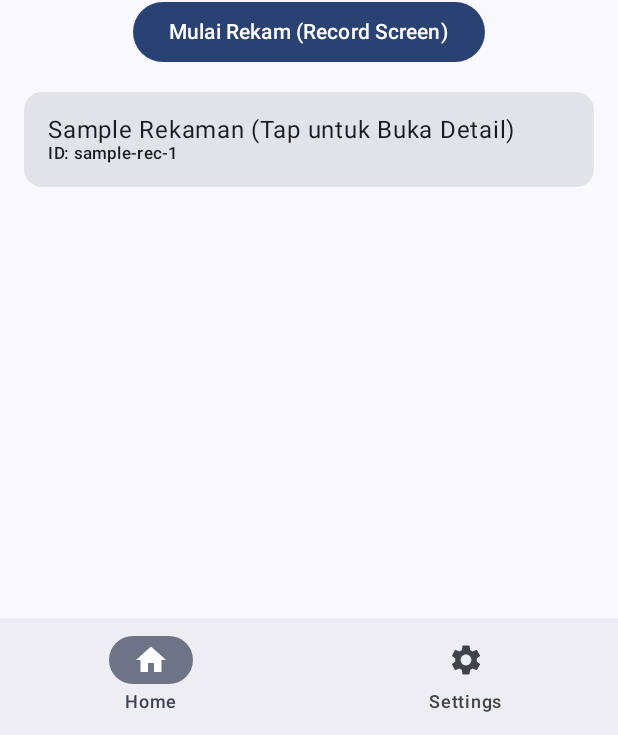
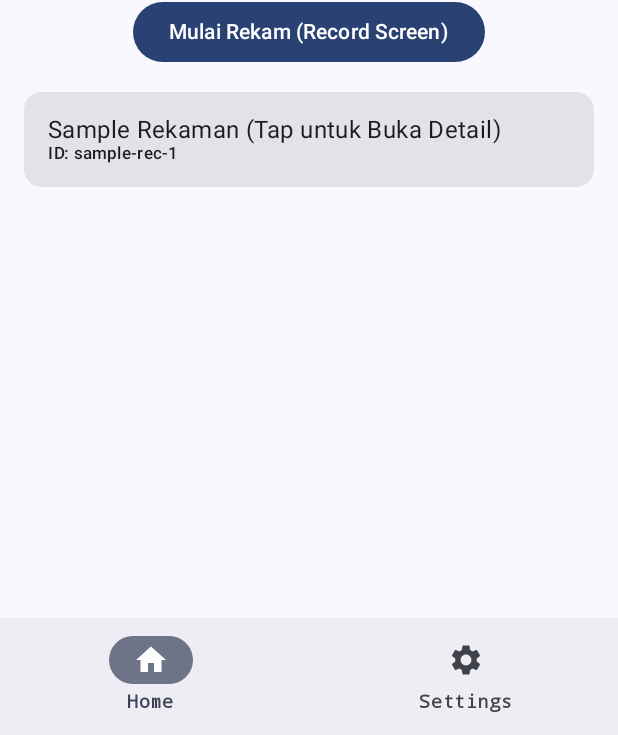
Before and after one commit to xinnxz/catet-ai, an Android app built with Jetpack Compose: the screen it shows after launch (MainActivity), on a phone screen of 412 x 824 dp. Shown: the part 498-1233 px from the top of the screen. Run offline under Robolectric (Android 15) with nearby library versions, the phone set to English and light mode, and no system bars; our stand-ins replace Dagger/Hilt's generated code.

Commit message:
chore: implement WCAG AA design tokens, light/dark themes, typography scale, and 48dp touch targets

```diff
--- a/app/src/main/java/com/catetai/app/presentation/theme/Color.kt
+++ b/app/src/main/java/com/catetai/app/presentation/theme/Color.kt
@@ -2,19 +2,38 @@ package com.catetai.app.presentation.theme
 
 import androidx.compose.ui.graphics.Color
 
-val Purple80 = Color(0xFFD0BCFF)
-val PurpleGrey80 = Color(0xFFCCC2DC)
-val Pink80 = Color(0xFFEFB8C8)
+// ====================================================================
+// Catet AI - Design Tokens (Color Palette)
+// Carefully calibrated for WCAG AA Contrast (>= 4.5:1 for body text)
+// ====================================================================
 
-val Purple40 = Color(0xFF6650a4)
-val PurpleGrey40 = Color(0xFF625b71)
-val Pink40 = Color(0xFF7D5260)
+// Brand Primary (Indigo)
+val IndigoPrimaryLight = Color(0xFF4F46E5)   // Indigo 600
+val IndigoPrimaryDark = Color(0xFF6366F1)    // Indigo 500
+val IndigoContainerLight = Color(0xFFEEF2FF) // Indigo 50
+val IndigoContainerDark = Color(0xFF312E81)  // Indigo 900
 
-// Catet AI Custom Brand Colors
-val PrimaryIndigo = Color(0xFF4F46E5)
-val BackgroundDark = Color(0xFF0F172A)
-val SurfaceDark = Color(0xFF1E293B)
-val TextPrimary = Color(0xFFF8FAFC)
-val TextSecondary = Color(0xFF94A3B8)
-val AccentRed = Color(0xFFEF4444)
-val AccentGreen = Color(0xFF10B981)
+// Background & Surface - Dark Scheme (Slate)
+val BackgroundDark = Color(0xFF0F172A)       // Slate 900
+val SurfaceDark = Color(0xFF1E293B)          // Slate 800
+val SurfaceVariantDark = Color(0xFF334155)   // Slate 700
+val TextPrimaryDark = Color(0xFFF8FAFC)      // Slate 50 (Contrast ~15.8:1)
+val TextSecondaryDark = Color(0xFF94A3B8)    // Slate 400 (Contrast ~5.4:1)
+
+// Background & Surface - Light Scheme (Clean)
+val BackgroundLight = Color(0xFFF8FAFC)      // Slate 50
+val SurfaceLight = Color(0xFFFFFFFF)         // White
+val SurfaceVariantLight = Color(0xFFF1F5F9)  // Slate 100
+val TextPrimaryLight = Color(0xFF0F172A)     // Slate 900 (Contrast ~15.8:1)
+val TextSecondaryLight = Color(0xFF64748B)   // Slate 500 (Contrast ~4.6:1)
+
+// Semantic Recording & AI Status Colors
+val StatusRecording = Color(0xFFEF4444)      // Red 500 (Active Mic / Recording)
+val StatusRecordingContainer = Color(0xFFFEE2E2) // Red 100
+val StatusCompleted = Color(0xFF10B981)      // Emerald 500 (Finished / Local Encrypted)
+val StatusProcessing = Color(0xFFF59E0B)     // Amber 500 (VAD / Whisper Running)
+
+// Waveform Colors
+val WaveformBarActive = Color(0xFF6366F1)    // Indigo
+val WaveformBarInactiveDark = Color(0xFF334155) // Slate 700
+val WaveformBarInactiveLight = Color(0xFFCBD5E1) // Slate 300
--- /dev/null
+++ b/app/src/main/java/com/catetai/app/presentation/theme/Dimens.kt
@@ -0,0 +1,27 @@
+package com.catetai.app.presentation.theme
+
+import androidx.compose.ui.unit.dp
+
+// ====================================================================
+// Catet AI - Ergonomic & Accessibility Dimensions
+// Enforces minimum touch target of 48dp (WCAG 2.1 Success Criterion 2.5.5)
+// ====================================================================
+
+object Dimens {
+    val MinTouchTarget = 48.dp
+
+    val PaddingExtraSmall = 4.dp
+    val PaddingSmall = 8.dp
+    val PaddingMedium = 16.dp
+    val PaddingLarge = 24.dp
+    val PaddingExtraLarge = 32.dp
+
+    val RadiusSmall = 8.dp
+    val RadiusMedium = 12.dp
+    val RadiusLarge = 16.dp
+    val RadiusPill = 999.dp
+
+    val ElevationLow = 2.dp
+    val ElevationMedium = 4.dp
+    val ElevationHigh = 8.dp
+}
--- a/app/src/main/java/com/catetai/app/presentation/theme/Theme.kt
+++ b/app/src/main/java/com/catetai/app/presentation/theme/Theme.kt
@@ -11,17 +11,39 @@ import androidx.compose.runtime.Composable
 import androidx.compose.ui.platform.LocalContext
 
 private val DarkColorScheme = darkColorScheme(
-    primary = PrimaryIndigo,
-    secondary = PurpleGrey80,
-    tertiary = Pink80,
+    primary = IndigoPrimaryDark,
+    onPrimary = TextPrimaryDark,
+    primaryContainer = IndigoContainerDark,
+    onPrimaryContainer = TextPrimaryDark,
+
     background = BackgroundDark,
-    surface = SurfaceDark
+    onBackground = TextPrimaryDark,
+
+    surface = SurfaceDark,
+    onSurface = TextPrimaryDark,
+    surfaceVariant = SurfaceVariantDark,
+    onSurfaceVariant = TextSecondaryDark,
+
+    error = StatusRecording,
+    onError = TextPrimaryDark
 )
 
 private val LightColorScheme = lightColorScheme(
-    primary = PrimaryIndigo,
-    secondary = PurpleGrey40,
-    tertiary = Pink40
+    primary = IndigoPrimaryLight,
+    onPrimary = SurfaceLight,
+    primaryContainer = IndigoContainerLight,
+    onPrimaryContainer = IndigoPrimaryLight,
+
+    background = BackgroundLight,
+    onBackground = TextPrimaryLight,
+
+    surface = SurfaceLight,
+    onSurface = TextPrimaryLight,
+    surfaceVariant = SurfaceVariantLight,
+    onSurfaceVariant = TextSecondaryLight,
+
+    error = StatusRecording,
+    onError = SurfaceLight
 )
 
 @Composable
--- a/app/src/main/java/com/catetai/app/presentation/theme/Type.kt
+++ b/app/src/main/java/com/catetai/app/presentation/theme/Type.kt
@@ -6,13 +6,25 @@ import androidx.compose.ui.text.font.FontFamily
 import androidx.compose.ui.text.font.FontWeight
 import androidx.compose.ui.unit.sp
 
+// ====================================================================
+// Catet AI - Typography Scale
+// Tailored for audio transcripts (flowing lines) and meeting summaries
+// ====================================================================
+
 val Typography = Typography(
-    bodyLarge = TextStyle(
+    displayLarge = TextStyle(
         fontFamily = FontFamily.Default,
-        fontWeight = FontWeight.Normal,
-        fontSize = 16.sp,
-        lineHeight = 24.sp,
-        letterSpacing = 0.5.sp
+        fontWeight = FontWeight.Bold,
+        fontSize = 44.sp,
+        lineHeight = 52.sp,
+        letterSpacing = (-0.5).sp
+    ),
+    headlineMedium = TextStyle(
+        fontFamily = FontFamily.Default,
+        fontWeight = FontWeight.Bold,
+        fontSize = 28.sp,
+        lineHeight = 36.sp,
+        letterSpacing = 0.sp
     ),
     titleLarge = TextStyle(
         fontFamily = FontFamily.Default,
@@ -20,6 +32,36 @@ val Typography = Typography(
         fontSize = 22.sp,
         lineHeight = 28.sp,
         letterSpacing = 0.sp
+    ),
+    titleMedium = TextStyle(
+        fontFamily = FontFamily.Default,
+        fontWeight = FontWeight.SemiBold,
+        fontSize = 18.sp,
+        lineHeight = 24.sp,
+        letterSpacing = 0.15.sp
+    ),
+    // Used for readable flowing transcript sentences (Google Recorder style)
+    bodyLarge = TextStyle(
+        fontFamily = FontFamily.Default,
+        fontWeight = FontWeight.Normal,
+        fontSize = 16.sp,
+        lineHeight = 24.sp,
+        letterSpacing = 0.25.sp
+    ),
+    bodyMedium = TextStyle(
+        fontFamily = FontFamily.Default,
+        fontWeight = FontWeight.Normal,
+        fontSize = 14.sp,
+        lineHeight = 20.sp,
+        letterSpacing = 0.25.sp
+    ),
+    // Used for timestamps [00:15] and badges
+    labelMedium = TextStyle(
+        fontFamily = FontFamily.Monospace,
+        fontWeight = FontWeight.SemiBold,
+        fontSize = 12.sp,
+        lineHeight = 16.sp,
+        letterSpacing = 0.5.sp
     ),
     labelSmall = TextStyle(
         fontFamily = FontFamily.Default,
```
